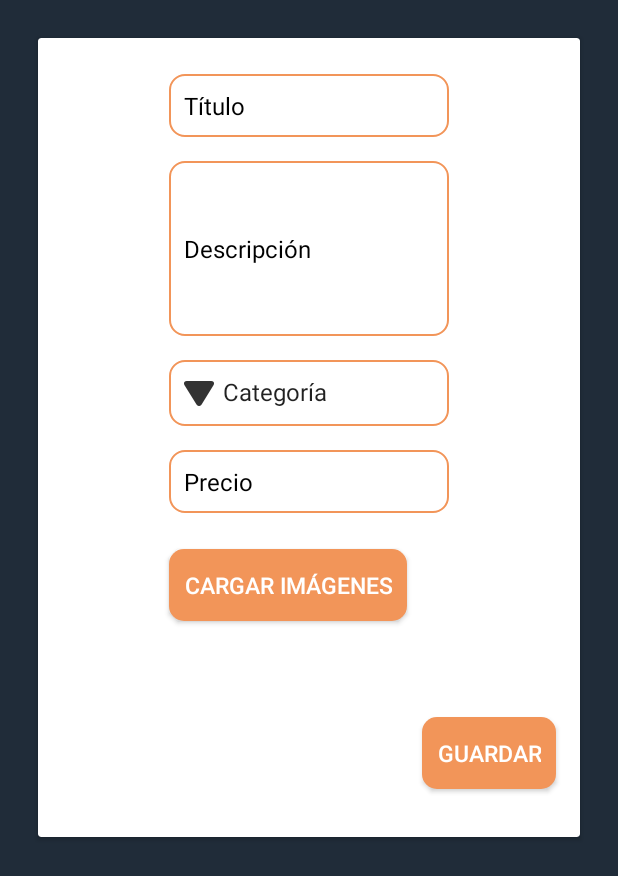
After one commit to alvvdc/secondlife, an Android app: the fragment AddProductFragment shown on its own in the app's theme, on a phone screen of 412 x 824 dp. The commit adds this screen. Shown: the top 876 px of the screen. Run offline under Robolectric (Android 15) with nearby library versions, the phone set to English and light mode, and no system bars; network calls fail.

Commit message:
Diseño del layout para el fragmento de añadir un producto 	new file:   frontend/app/src/main/java/com/iesvirgendelcarmen/secondlife/ui/AddProductFragment.kt 	new file:   frontend/app/src/main/res/drawable-hdpi/ic_arrow_down_spinner.png 	new file:   frontend/app/src/main/res/drawable-mdpi/ic_arrow_down_spinner.png 	new file:   frontend/app/src/main/res/drawable-xhdpi/ic_arrow_down_spinner.png 	new file:   frontend/app/src/main/res/drawable-xxhdpi/ic_arrow_down_spinner.png 	new file:   frontend/app/src/main/res/drawable-xxxhdpi/ic_arrow_down_spinner.png 	new file:   frontend/app/src/main/res/layout/add_product_layout.xml 	new file:   frontend/app/src/main/res/layout/spinner.xml 	modified:   frontend/app/src/main/res/values/styles.xml

```diff
--- /dev/null
+++ b/frontend/app/src/main/java/com/iesvirgendelcarmen/secondlife/ui/AddProductFragment.kt
@@ -0,0 +1,38 @@
+package com.iesvirgendelcarmen.secondlife.ui
+
+import android.os.Bundle
+import android.view.LayoutInflater
+import android.view.View
+import android.view.ViewGroup
+import android.widget.ArrayAdapter
+import android.widget.Spinner
+import androidx.fragment.app.Fragment
+import com.iesvirgendelcarmen.secondlife.R
+import com.iesvirgendelcarmen.secondlife.model.Category
+
+class AddProductFragment : Fragment() {
+
+    lateinit var categorySpinner :Spinner
+
+    override fun onCreateView(
+        inflater: LayoutInflater,
+        container: ViewGroup?,
+        savedInstanceState: Bundle?
+    ): View = inflater.inflate(R.layout.add_product_layout, container, false)
+
+    override fun onViewCreated(view: View, savedInstanceState: Bundle?) {
+        super.onViewCreated(view, savedInstanceState)
+
+
+        val categories = mutableListOf<String>()
+        categories.add("Categoría")
+        for (category in Category.values()) {
+            categories.add(category.toString().toLowerCase().capitalize())
+        }
+
+        categorySpinner = view.findViewById(R.id.category)
+        val adapter = ArrayAdapter(view.context, R.layout.spinner, categories)
+        adapter.setDropDownViewResource(android.R.layout.simple_spinner_dropdown_item)
+        categorySpinner.adapter = adapter
+    }
+}
--- /dev/null
+++ b/frontend/app/src/main/res/layout/add_product_layout.xml
@@ -0,0 +1,110 @@
+<?xml version="1.0" encoding="utf-8"?>
+<androidx.constraintlayout.widget.ConstraintLayout xmlns:android="http://schemas.android.com/apk/res/android"
+    xmlns:app="http://schemas.android.com/apk/res-auto"
+    xmlns:tools="http://schemas.android.com/tools"
+    android:layout_width="match_parent"
+    android:layout_height="match_parent"
+    android:background="@color/color2">
+
+
+    <ScrollView
+        android:layout_width="match_parent"
+        android:layout_height="match_parent"
+        app:layout_constraintBottom_toBottomOf="parent"
+        app:layout_constraintEnd_toEndOf="parent"
+        app:layout_constraintStart_toStartOf="parent"
+        app:layout_constraintTop_toTopOf="parent">
+
+        <androidx.cardview.widget.CardView
+            android:layout_width="match_parent"
+            android:layout_height="wrap_content"
+            android:layout_margin="25dp">
+
+            <androidx.constraintlayout.widget.ConstraintLayout
+                android:layout_width="match_parent"
+                android:layout_height="match_parent">
+
+                <Button
+                    android:id="@+id/loadImages"
+                    style="@style/AppTheme.ButtonCustom"
+                    android:layout_width="wrap_content"
+                    android:layout_height="wrap_content"
+                    android:layout_marginTop="24dp"
+                    android:layout_marginBottom="50dp"
+                    android:text="Cargar imágenes"
+                    app:layout_constraintBottom_toBottomOf="parent"
+                    app:layout_constraintStart_toStartOf="@+id/price"
+                    app:layout_constraintTop_toBottomOf="@+id/price"
+                    app:layout_constraintVertical_bias="0.0" />
+
+                <EditText
+                    android:id="@+id/title"
+                    style="@style/AppTheme.EditTextCustom"
+                    android:layout_width="wrap_content"
+                    android:layout_height="wrap_content"
+                    android:layout_marginTop="24dp"
+                    android:ems="10"
+                    android:hint="Título"
+                    android:inputType="text"
+                    app:layout_constraintEnd_toEndOf="parent"
+                    app:layout_constraintStart_toStartOf="parent"
+                    app:layout_constraintTop_toTopOf="parent" />
+
+                <EditText
+                    android:id="@+id/description"
+                    style="@style/AppTheme.EditTextCustom"
+                    android:layout_width="wrap_content"
+                    android:layout_height="wrap_content"
+                    android:layout_marginTop="16dp"
+                    android:ems="10"
+                    android:hint="Descripción"
+                    android:inputType="textMultiLine"
+                    android:lines="5"
+                    app:layout_constraintEnd_toEndOf="parent"
+                    app:layout_constraintStart_toStartOf="parent"
+                    app:layout_constraintTop_toBottomOf="@+id/title" />
+
+                <Spinner
+                    android:id="@+id/category"
+                    style="@style/AppTheme.SpinnerCustom"
+                    android:layout_width="0dp"
+                    android:layout_height="wrap_content"
+                    android:layout_marginTop="16dp"
+                    android:ems="10"
+                    app:layout_constraintEnd_toEndOf="@+id/description"
+                    app:layout_constraintStart_toStartOf="@+id/description"
+                    app:layout_constraintTop_toBottomOf="@+id/description" />
+
+                <EditText
+                    android:id="@+id/price"
+                    style="@style/AppTheme.EditTextCustom"
+                    android:layout_width="wrap_content"
+                    android:layout_height="wrap_content"
+                    android:layout_marginTop="16dp"
+                    android:ems="10"
+                    android:hint="Precio"
+                    android:inputType="numberDecimal"
+                    app:layout_constraintEnd_toEndOf="parent"
+                    app:layout_constraintStart_toStartOf="parent"
+                    app:layout_constraintTop_toBottomOf="@+id/category" />
+
+                <Button
+                    android:id="@+id/save"
+                    style="@style/AppTheme.ButtonCustom"
+                    android:layout_width="wrap_content"
+                    android:layout_height="wrap_content"
+                    android:layout_marginTop="64dp"
+                    android:layout_marginEnd="16dp"
+                    android:layout_marginBottom="32dp"
+                    android:text="Guardar"
+                    app:layout_constraintBottom_toBottomOf="parent"
+                    app:layout_constraintEnd_toEndOf="parent"
+                    app:layout_constraintTop_toBottomOf="@+id/loadImages" />
+
+            </androidx.constraintlayout.widget.ConstraintLayout>
+
+
+        </androidx.cardview.widget.CardView>
+    </ScrollView>
+
+</androidx.constraintlayout.widget.ConstraintLayout>
--- /dev/null
+++ b/frontend/app/src/main/res/layout/spinner.xml
@@ -0,0 +1,11 @@
+<?xml version="1.0" encoding="utf-8"?>
+<TextView
+    xmlns:android="http://schemas.android.com/apk/res/android"
+    android:id="@android:id/text1"
+    style="?android:attr/spinnerItemStyle"
+    android:layout_width="wrap_content"
+    android:layout_height="wrap_content"
+    android:singleLine="true"
+    android:textSize="16dp"
+    android:drawablePadding="4dp"
+    android:drawableLeft="@drawable/ic_arrow_down_spinner" />
--- a/frontend/app/src/main/res/values/styles.xml
+++ b/frontend/app/src/main/res/values/styles.xml
@@ -39,6 +39,13 @@
         <item name="android:paddingBottom">10dp</item>
     </style>
 
+    <style name="AppTheme.SpinnerCustom" parent="Widget.AppCompat.Spinner">
+        <item name="android:background">@drawable/rounded_shape2</item>
+        <item name="android:textSize">16dp</item>
+        <item name="android:paddingTop">10dp</item>
+        <item name="android:paddingBottom">10dp</item>
+    </style>
+
     <style name="AppTheme.AppBarOverlay" parent="ThemeOverlay.AppCompat.Dark.ActionBar" />
     <style name="AppTheme.PopupOverlay" parent="ThemeOverlay.AppCompat.Light" />
 
```
Also changed, not shown: frontend/app/src/main/res/drawable-hdpi/ic_arrow_down_spinner.png (added), frontend/app/src/main/res/drawable-mdpi/ic_arrow_down_spinner.png (added), frontend/app/src/main/res/drawable-xhdpi/ic_arrow_down_spinner.png (added), frontend/app/src/main/res/drawable-xxhdpi/ic_arrow_down_spinner.png (added), frontend/app/src/main/res/drawable-xxxhdpi/ic_arrow_down_spinner.png (added).
